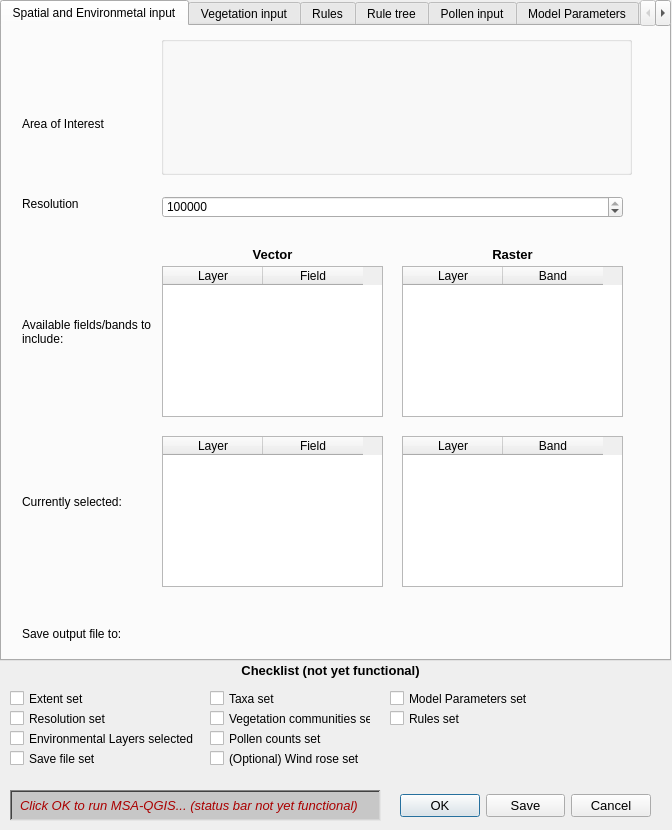
This is MSA_QGIS_dialog_base.ui in ThyavdBerg/MSA-Q as Qt 5 draws it before an edit. The edited form follows.
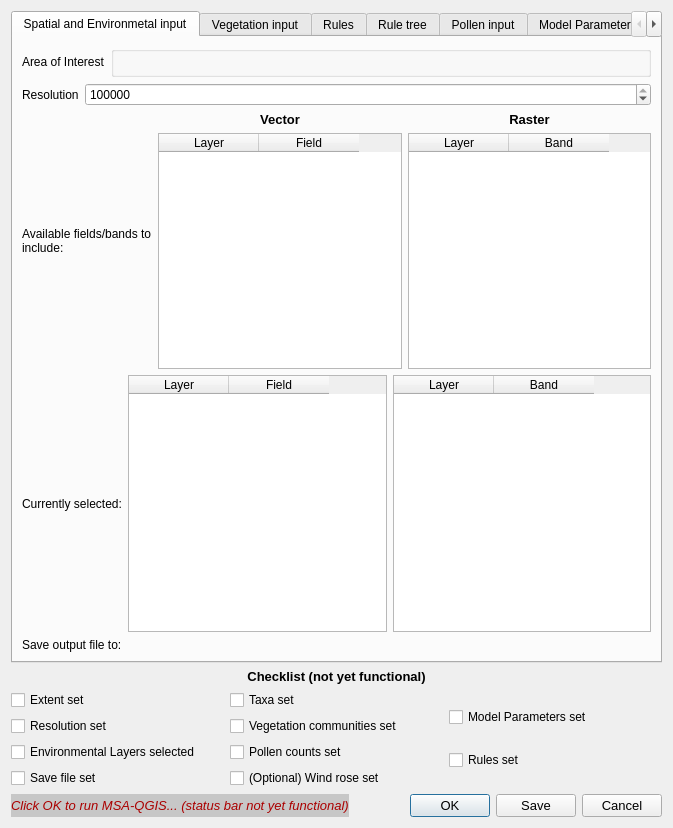
This is the edited form. The open tabs and pages were chosen to show the change. Custom widgets are drawn as their Qt base class.

Commit message: This is a very very messy commit, as nothing is done, but contains fully functional adding of a new rule and the beginnings of the rule tree

```diff
--- a/MSA_QGIS_dialog_base.ui
+++ b/MSA_QGIS_dialog_base.ui
@@ -6,22 +6,21 @@
    <rect>
     <x>0</x>
     <y>0</y>
-    <width>672</width>
-    <height>830</height>
+    <width>673</width>
+    <height>828</height>
    </rect>
   </property>
   <property name="windowTitle">
    <string>MSA QGIS</string>
   </property>
+  <layout class="QVBoxLayout" name="verticalLayout_17">
+   <item>
+    <layout class="QHBoxLayout" name="horizontalLayout_14"/>
+   </item>
+   <item>
+    <layout class="QVBoxLayout" name="verticalLayout_4">
+     <item>
   <widget class="QTabWidget" name="tab_top">
-   <property name="geometry">
-    <rect>
-     <x>0</x>
-     <y>0</y>
-     <width>671</width>
-     <height>661</height>
-    </rect>
-   </property>
    <property name="currentIndex">
     <number>2</number>
    </property>
@@ -29,185 +28,32 @@
     <attribute name="title">
      <string>Spatial and Environmetal input</string>
     </attribute>
-    <widget class="QTableWidget" name="tableWidget_selRaster">
-     <property name="geometry">
-      <rect>
-       <x>400</x>
-       <y>410</y>
-       <width>221</width>
-       <height>151</height>
-      </rect>
-     </property>
-     <property name="editTriggers">
-      <set>QAbstractItemView::NoEditTriggers</set>
-     </property>
-     <property name="alternatingRowColors">
-      <bool>true</bool>
-     </property>
-     <property name="selectionMode">
-      <enum>QAbstractItemView::NoSelection</enum>
-     </property>
-     <column>
+        <layout class="QVBoxLayout" name="verticalLayout_8">
+         <item>
+          <layout class="QHBoxLayout" name="horizontalLayout_4" stretch="0,1">
+           <item>
+            <widget class="QLabel" name="label_area_of_interest">
       <property name="text">
-       <string>Layer</string>
-      </property>
-     </column>
-     <column>
-      <property name="text">
-       <string>Band</string>
-      </property>
-     </column>
-    </widget>
-    <widget class="QTableWidget" name="tableWidget_selected">
-     <property name="geometry">
-      <rect>
-       <x>160</x>
-       <y>410</y>
-       <width>221</width>
-       <height>151</height>
-      </rect>
-     </property>
-     <property name="editTriggers">
-      <set>QAbstractItemView::NoEditTriggers</set>
-     </property>
-     <property name="alternatingRowColors">
-      <bool>true</bool>
-     </property>
-     <property name="selectionMode">
-      <enum>QAbstractItemView::NoSelection</enum>
-     </property>
-     <column>
+              <string>Area of Interest</string>
+             </property>
+            </widget>
+           </item>
+           <item>
+            <widget class="QgsExtentGroupBox" name="mExtentGroupBox"/>
+           </item>
+          </layout>
+         </item>
+         <item>
+          <layout class="QHBoxLayout" name="horizontalLayout_5" stretch="0,1">
+           <item>
+            <widget class="QLabel" name="label_resolution">
       <property name="text">
-       <string>Layer</string>
-      </property>
-     </column>
-     <column>
-      <property name="text">
-       <string>Field</string>
-      </property>
-     </column>
-    </widget>
-    <widget class="QLabel" name="label_saveOutput">
-     <property name="geometry">
-      <rect>
-       <x>20</x>
-       <y>600</y>
-       <width>111</width>
-       <height>16</height>
-      </rect>
-     </property>
-     <property name="text">
-      <string>Save output file to:</string>
-     </property>
-    </widget>
-    <widget class="QTableWidget" name="tableWidget_raster">
-     <property name="geometry">
-      <rect>
-       <x>400</x>
-       <y>240</y>
-       <width>221</width>
-       <height>151</height>
-      </rect>
-     </property>
-     <property name="frameShape">
-      <enum>QFrame::StyledPanel</enum>
-     </property>
-     <property name="editTriggers">
-      <set>QAbstractItemView::DoubleClicked|QAbstractItemView::SelectedClicked</set>
-     </property>
-     <property name="dragDropMode">
-      <enum>QAbstractItemView::NoDragDrop</enum>
-     </property>
-     <property name="alternatingRowColors">
-      <bool>true</bool>
-     </property>
-     <property name="selectionMode">
-      <enum>QAbstractItemView::MultiSelection</enum>
-     </property>
-     <property name="selectionBehavior">
-      <enum>QAbstractItemView::SelectRows</enum>
-     </property>
-     <property name="wordWrap">
-      <bool>true</bool>
-     </property>
-     <attribute name="horizontalHeaderCascadingSectionResizes">
-      <bool>false</bool>
-     </attribute>
-     <column>
-      <property name="text">
-       <string>Layer</string>
-      </property>
-     </column>
-     <column>
-      <property name="text">
-       <string>Band</string>
-      </property>
-     </column>
-    </widget>
-    <widget class="QgsFileWidget" name="qgsFileWidget_vectorPoint">
-     <property name="geometry">
-      <rect>
-       <x>160</x>
-       <y>590</y>
-       <width>491</width>
-       <height>27</height>
-      </rect>
-     </property>
-     <property name="storageMode">
-      <enum>QgsFileWidget::SaveFile</enum>
-     </property>
-    </widget>
-    <widget class="QLabel" name="label_currentSel">
-     <property name="geometry">
-      <rect>
-       <x>20</x>
-       <y>440</y>
-       <width>131</width>
-       <height>71</height>
-      </rect>
-     </property>
-     <property name="text">
-      <string>Currently selected:</string>
-     </property>
-     <property name="wordWrap">
-      <bool>true</bool>
-     </property>
-    </widget>
-    <widget class="QLabel" name="label_fieldsAndBands">
-     <property name="geometry">
-      <rect>
-       <x>20</x>
-       <y>270</y>
-       <width>131</width>
-       <height>71</height>
-      </rect>
-     </property>
-     <property name="text">
-      <string>Available fields/bands to include:</string>
-     </property>
-     <property name="wordWrap">
-      <bool>true</bool>
-     </property>
-    </widget>
-    <widget class="QgsExtentGroupBox" name="mExtentGroupBox">
-     <property name="geometry">
-      <rect>
-       <x>159</x>
-       <y>10</y>
-       <width>471</width>
-       <height>139</height>
-      </rect>
-     </property>
-    </widget>
+              <string>Resolution</string>
+             </property>
+            </widget>
+           </item>
+           <item>
     <widget class="QSpinBox" name="spinBox_resolution">
-     <property name="geometry">
-      <rect>
-       <x>160</x>
-       <y>170</y>
-       <width>461</width>
-       <height>22</height>
-      </rect>
-     </property>
      <property name="maximum">
       <number>1000000</number>
      </property>
@@ -215,15 +61,42 @@
       <number>1000000</number>
      </property>
     </widget>
+           </item>
+          </layout>
+         </item>
+         <item>
+          <layout class="QHBoxLayout" name="horizontalLayout_2" stretch="0,1,1">
+           <item>
+            <widget class="QLabel" name="label_fieldsAndBands">
+             <property name="text">
+              <string>Available fields/bands to include:</string>
+             </property>
+             <property name="wordWrap">
+              <bool>true</bool>
+             </property>
+            </widget>
+           </item>
+           <item>
+            <layout class="QVBoxLayout" name="verticalLayout_6">
+             <item>
+              <widget class="QLabel" name="label_vector">
+               <property name="font">
+                <font>
+                 <pointsize>10</pointsize>
+                 <weight>75</weight>
+                 <bold>true</bold>
+                </font>
+               </property>
+               <property name="text">
+                <string>Vector</string>
+               </property>
+               <property name="alignment">
+                <set>Qt::AlignCenter</set>
+               </property>
+              </widget>
+             </item>
+             <item>
     <widget class="QTableWidget" name="tableWidget_vector">
-     <property name="geometry">
-      <rect>
-       <x>160</x>
-       <y>240</y>
-       <width>221</width>
-       <height>151</height>
-      </rect>
-     </property>
      <property name="frameShape">
       <enum>QFrame::StyledPanel</enum>
      </property>
@@ -259,15 +132,13 @@
       </property>
      </column>
     </widget>
+             </item>
+            </layout>
+           </item>
+           <item>
+            <layout class="QVBoxLayout" name="verticalLayout_7">
+             <item>
     <widget class="QLabel" name="label_raster">
-     <property name="geometry">
-      <rect>
-       <x>480</x>
-       <y>220</y>
-       <width>61</width>
-       <height>16</height>
-      </rect>
-     </property>
      <property name="font">
       <font>
        <pointsize>10</pointsize>
@@ -282,55 +153,128 @@
       <set>Qt::AlignCenter</set>
      </property>
     </widget>
-    <widget class="QLabel" name="label_vector">
-     <property name="geometry">
-      <rect>
-       <x>240</x>
-       <y>220</y>
-       <width>61</width>
-       <height>16</height>
-      </rect>
-     </property>
-     <property name="font">
-      <font>
-       <pointsize>10</pointsize>
-       <weight>75</weight>
-       <bold>true</bold>
-      </font>
-     </property>
+             </item>
+             <item>
+              <widget class="QTableWidget" name="tableWidget_raster">
+               <property name="frameShape">
+                <enum>QFrame::StyledPanel</enum>
+               </property>
+               <property name="editTriggers">
+                <set>QAbstractItemView::DoubleClicked|QAbstractItemView::SelectedClicked</set>
+               </property>
+               <property name="dragDropMode">
+                <enum>QAbstractItemView::NoDragDrop</enum>
+               </property>
+               <property name="alternatingRowColors">
+                <bool>true</bool>
+               </property>
+               <property name="selectionMode">
+                <enum>QAbstractItemView::MultiSelection</enum>
+               </property>
+               <property name="selectionBehavior">
+                <enum>QAbstractItemView::SelectRows</enum>
+               </property>
+               <property name="wordWrap">
+                <bool>true</bool>
+               </property>
+               <attribute name="horizontalHeaderCascadingSectionResizes">
+                <bool>false</bool>
+               </attribute>
+               <column>
      <property name="text">
-      <string>Vector</string>
-     </property>
-     <property name="alignment">
-      <set>Qt::AlignCenter</set>
-     </property>
-    </widget>
-    <widget class="QLabel" name="label_resolution">
-     <property name="geometry">
-      <rect>
-       <x>20</x>
-       <y>170</y>
-       <width>131</width>
-       <height>16</height>
-      </rect>
-     </property>
+                 <string>Layer</string>
+                </property>
+               </column>
+               <column>
+                <property name="text">
+                 <string>Band</string>
+                </property>
+               </column>
+              </widget>
+             </item>
+            </layout>
+           </item>
+          </layout>
+         </item>
+         <item>
+          <layout class="QHBoxLayout" name="horizontalLayout_3">
+           <item>
+            <widget class="QLabel" name="label_currentSel">
+             <property name="text">
+              <string>Currently selected:</string>
+             </property>
+             <property name="wordWrap">
+              <bool>true</bool>
+             </property>
+            </widget>
+           </item>
+           <item>
+            <widget class="QTableWidget" name="tableWidget_selected">
+             <property name="editTriggers">
+              <set>QAbstractItemView::NoEditTriggers</set>
+             </property>
+             <property name="alternatingRowColors">
+              <bool>true</bool>
+             </property>
+             <property name="selectionMode">
+              <enum>QAbstractItemView::NoSelection</enum>
+             </property>
+             <column>
      <property name="text">
-      <string>Resolution</string>
-     </property>
-    </widget>
-    <widget class="QLabel" name="label_area_of_interest">
-     <property name="geometry">
-      <rect>
-       <x>20</x>
-       <y>90</y>
-       <width>131</width>
-       <height>16</height>
-      </rect>
-     </property>
+               <string>Layer</string>
+              </property>
+             </column>
+             <column>
+              <property name="text">
+               <string>Field</string>
+              </property>
+             </column>
+            </widget>
+           </item>
+           <item>
+            <widget class="QTableWidget" name="tableWidget_selRaster">
+             <property name="editTriggers">
+              <set>QAbstractItemView::NoEditTriggers</set>
+             </property>
+             <property name="alternatingRowColors">
+              <bool>true</bool>
+             </property>
+             <property name="selectionMode">
+              <enum>QAbstractItemView::NoSelection</enum>
+             </property>
+             <column>
      <property name="text">
-      <string>Area of Interest</string>
-     </property>
-    </widget>
+               <string>Layer</string>
+              </property>
+             </column>
+             <column>
+              <property name="text">
+               <string>Band</string>
+              </property>
+             </column>
+            </widget>
+           </item>
+          </layout>
+         </item>
+         <item>
+          <layout class="QHBoxLayout" name="horizontalLayout_6">
+           <item>
+            <widget class="QLabel" name="label_saveOutput">
+             <property name="text">
+              <string>Save output file to:</string>
+             </property>
+            </widget>
+           </item>
+           <item>
+            <widget class="QgsFileWidget" name="qgsFileWidget_vectorPoint">
+             <property name="storageMode">
+              <enum>QgsFileWidget::SaveFile</enum>
+             </property>
+            </widget>
+           </item>
+          </layout>
+         </item>
+        </layout>
    </widget>
    <widget class="QWidget" name="tab_vegInput">
     <attribute name="title">
@@ -1076,207 +1020,118 @@
     </attribute>
    </widget>
   </widget>
+     </item>
+    </layout>
+   </item>
+   <item>
+    <layout class="QVBoxLayout" name="verticalLayout_16">
+     <item>
+      <widget class="QLabel" name="label_checklist">
+       <property name="font">
+        <font>
+         <pointsize>10</pointsize>
+         <weight>75</weight>
+         <bold>true</bold>
+        </font>
+       </property>
+       <property name="text">
+        <string>Checklist (not yet functional)</string>
+       </property>
+       <property name="alignment">
+        <set>Qt::AlignCenter</set>
+       </property>
+      </widget>
+     </item>
+     <item>
+      <layout class="QHBoxLayout" name="horizontalLayout_13">
+       <item>
+        <layout class="QVBoxLayout" name="verticalLayout_13">
+         <item>
   <widget class="QCheckBox" name="checkBox_extent">
-   <property name="geometry">
-    <rect>
-     <x>10</x>
-     <y>690</y>
-     <width>81</width>
-     <height>17</height>
-    </rect>
-   </property>
    <property name="text">
     <string>Extent set</string>
    </property>
   </widget>
+         </item>
+         <item>
   <widget class="QCheckBox" name="checkBox_resolution">
-   <property name="geometry">
-    <rect>
-     <x>10</x>
-     <y>710</y>
-     <width>101</width>
-     <height>17</height>
-    </rect>
-   </property>
    <property name="text">
     <string>Resolution set</string>
    </property>
   </widget>
+         </item>
+         <item>
   <widget class="QCheckBox" name="checkBox_envLayers">
-   <property name="geometry">
-    <rect>
-     <x>10</x>
-     <y>730</y>
-     <width>211</width>
-     <height>17</height>
-    </rect>
-   </property>
    <property name="text">
     <string>Environmental Layers selected</string>
    </property>
   </widget>
+         </item>
+         <item>
   <widget class="QCheckBox" name="checkBox_saveFile">
-   <property name="geometry">
-    <rect>
-     <x>10</x>
-     <y>750</y>
-     <width>211</width>
-     <height>17</height>
-    </rect>
-   </property>
    <property name="text">
     <string>Save file set</string>
    </property>
   </widget>
-  <widget class="QDialogButtonBox" name="button_box">
-   <property name="geometry">
-    <rect>
-     <x>400</x>
-     <y>790</y>
-     <width>251</width>
-     <height>32</height>
-    </rect>
-   </property>
-   <property name="font">
-    <font>
-     <pointsize>10</pointsize>
-    </font>
-   </property>
-   <property name="orientation">
-    <enum>Qt::Horizontal</enum>
-   </property>
-   <property name="standardButtons">
-    <set>QDialogButtonBox::Cancel|QDialogButtonBox::Ok|QDialogButtonBox::Save</set>
-   </property>
-  </widget>
-  <widget class="QLabel" name="label_checklist">
-   <property name="geometry">
-    <rect>
-     <x>0</x>
-     <y>660</y>
-     <width>661</width>
-     <height>20</height>
-    </rect>
-   </property>
-   <property name="font">
-    <font>
-     <pointsize>10</pointsize>
-     <weight>75</weight>
-     <bold>true</bold>
-    </font>
-   </property>
+         </item>
+        </layout>
+       </item>
+       <item>
+        <layout class="QVBoxLayout" name="verticalLayout_14">
+         <item>
+          <widget class="QCheckBox" name="checkBox_taxa">
    <property name="text">
-    <string>Checklist (not yet functional)</string>
-   </property>
-   <property name="alignment">
-    <set>Qt::AlignCenter</set>
-   </property>
-  </widget>
+            <string>Taxa set</string>
+           </property>
+          </widget>
+         </item>
+         <item>
   <widget class="QCheckBox" name="checkBox_vegCom">
-   <property name="geometry">
-    <rect>
-     <x>210</x>
-     <y>710</y>
-     <width>161</width>
-     <height>17</height>
-    </rect>
-   </property>
    <property name="text">
     <string>Vegetation communities set</string>
    </property>
   </widget>
+         </item>
+         <item>
   <widget class="QCheckBox" name="checkBox_pollenCounts">
-   <property name="geometry">
-    <rect>
-     <x>210</x>
-     <y>730</y>
-     <width>161</width>
-     <height>17</height>
-    </rect>
-   </property>
    <property name="text">
     <string>Pollen counts set</string>
    </property>
   </widget>
+         </item>
+         <item>
   <widget class="QCheckBox" name="checkBox_windRose">
-   <property name="geometry">
-    <rect>
-     <x>210</x>
-     <y>750</y>
-     <width>161</width>
-     <height>17</height>
-    </rect>
-   </property>
    <property name="text">
     <string>(Optional) Wind rose set</string>
    </property>
   </widget>
-  <widget class="QCheckBox" name="checkBox_taxa">
-   <property name="geometry">
-    <rect>
-     <x>210</x>
-     <y>690</y>
-     <width>161</width>
-     <height>17</height>
-    </rect>
-   </property>
-   <property name="text">
-    <string>Taxa set</string>
-   </property>
-  </widget>
+         </item>
+        </layout>
+       </item>
+       <item>
+        <layout class="QVBoxLayout" name="verticalLayout_15">
+         <item>
   <widget class="QCheckBox" name="checkBox_parameters">
-   <property name="geometry">
-    <rect>
-     <x>390</x>
-     <y>690</y>
-     <width>161</width>
-     <height>17</height>
-    </rect>
-   </property>
    <property name="text">
     <string>Model Parameters set</string>
    </property>
   </widget>
+         </item>
+         <item>
   <widget class="QCheckBox" name="checkBox_rules">
-   <property name="geometry">
-    <rect>
-     <x>390</x>
-     <y>710</y>
-     <width>161</width>
-     <height>17</height>
-    </rect>
-   </property>
    <property name="text">
     <string>Rules set</string>
    </property>
   </widget>
-  <widget class="QFrame" name="frame_3">
-   <property name="geometry">
-    <rect>
-     <x>10</x>
-     <y>790</y>
-     <width>371</width>
-     <height>31</height>
-    </rect>
-   </property>
-   <property name="styleSheet">
-    <string notr="true">background-color: rgb(199, 199, 199);</string>
-   </property>
-   <property name="frameShape">
-    <enum>QFrame::WinPanel</enum>
-   </property>
-   <property name="frameShadow">
-    <enum>QFrame::Sunken</enum>
-   </property>
+         </item>
+        </layout>
+       </item>
+      </layout>
+     </item>
+     <item>
+      <layout class="QHBoxLayout" name="horizontalLayout_15">
+       <item>
    <widget class="QLabel" name="labels_status">
-    <property name="geometry">
-     <rect>
-      <x>10</x>
-      <y>5</y>
-      <width>351</width>
-      <height>21</height>
-     </rect>
-    </property>
     <property name="font">
      <font>
       <family>Arial</family>
@@ -1285,24 +1140,34 @@
      </font>
     </property>
     <property name="styleSheet">
-     <string notr="true">color: rgb(170, 0, 0);</string>
+          <string notr="true">color: rgb(170, 0, 0);
+background-color: rgb(199, 199, 199);</string>
     </property>
     <property name="text">
      <string>Click OK to run MSA-QGIS... (status bar not yet functional)</string>
     </property>
    </widget>
-  </widget>
-  <widget class="QWidget" name="">
-   <property name="geometry">
-    <rect>
-     <x>0</x>
-     <y>0</y>
-     <width>2</width>
-     <height>2</height>
-    </rect>
-   </property>
-   <layout class="QVBoxLayout" name="verticalLayout_4"/>
-  </widget>
+       </item>
+       <item>
+        <widget class="QDialogButtonBox" name="button_box">
+         <property name="font">
+          <font>
+           <pointsize>10</pointsize>
+          </font>
+         </property>
+         <property name="orientation">
+          <enum>Qt::Horizontal</enum>
+         </property>
+         <property name="standardButtons">
+          <set>QDialogButtonBox::Cancel|QDialogButtonBox::Ok|QDialogButtonBox::Save</set>
+         </property>
+        </widget>
+       </item>
+      </layout>
+     </item>
+    </layout>
+   </item>
+  </layout>
  </widget>
  <customwidgets>
   <customwidget>
```
Left out of the diff: 467 changed lines with no effect on the pictures. Lines whose indentation alone changed are shown as unchanged. The commit also changes 6 other files.
